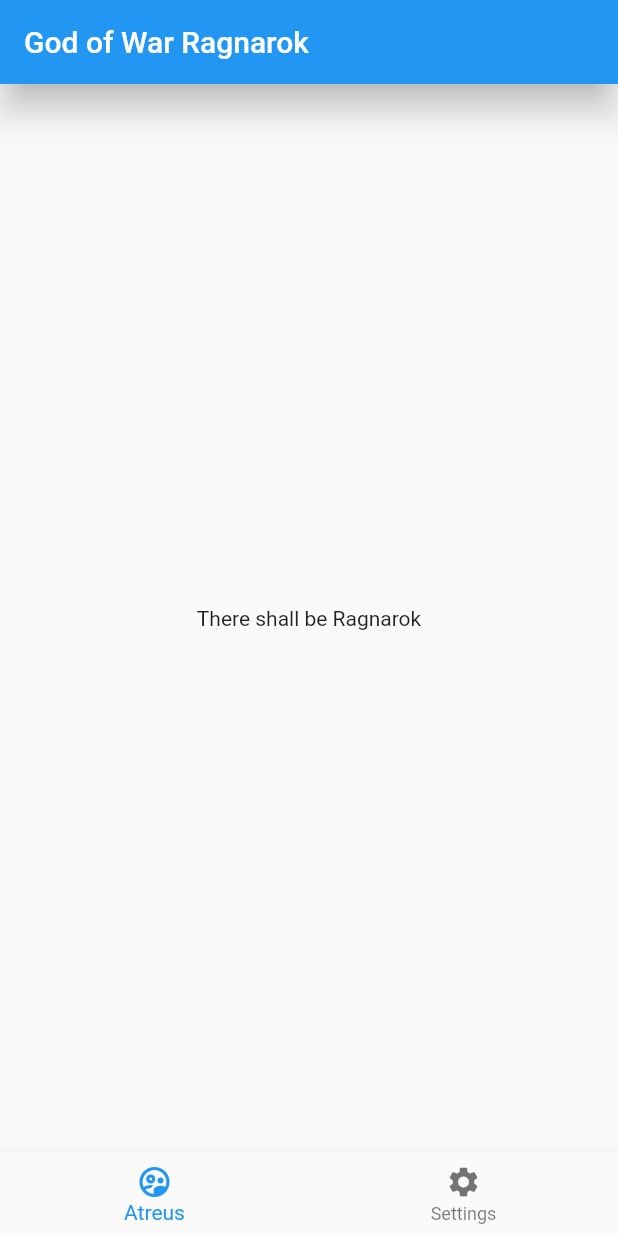
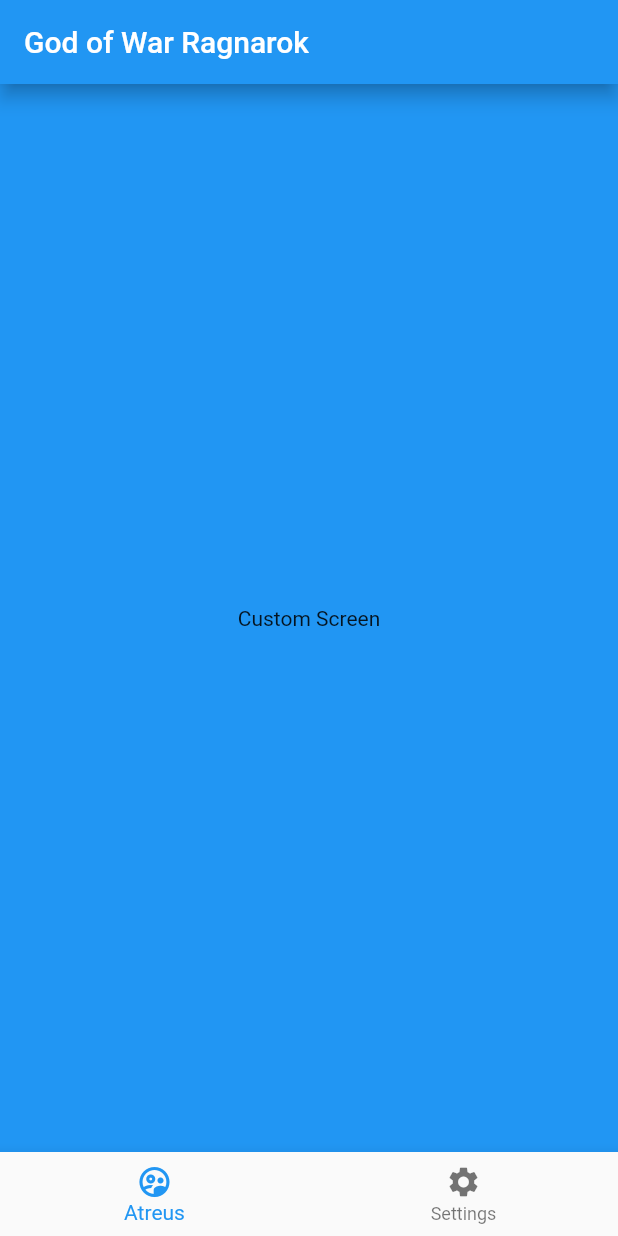
Before and after one commit to FrancisHenriquez/Flutter-web, a Flutter app: the screen it shows after launch, on a phone screen of 412 x 824 dp. Run offline on Flutter 3.47's test engine with Material 2 defaults, Android fonts, the phone set to English and light mode, and no system bars.

Commit message:
custom screen ui

```diff
--- a/lib/UI/pages/home_screen.dart
+++ b/lib/UI/pages/home_screen.dart
@@ -7,11 +7,10 @@ class HomeScreen extends StatelessWidget {
     return Scaffold(
       appBar: AppBar(
         title: Text('God of War Ragnarok'),
-        elevation: 10,
+        elevation: 5,
       ),
-      body: Center(
-        child: Text('There shall be Ragnarok'),
-        // asdf
+      body: CustomSreen(
+        color: Colors.blue,
       ),
       bottomNavigationBar: BottomNavigationBar(items: [
         BottomNavigationBarItem(
@@ -21,3 +20,17 @@ class HomeScreen extends StatelessWidget {
     );
   }
 }
+
+class CustomSreen extends StatelessWidget {
+  final Color color;
+  const CustomSreen({required this.color});
+
+  @override
+  Widget build(BuildContext context) {
+    return Container(
+        color: color,
+        child: Center(
+          child: Text('Custom Screen'),
+        ));
+  }
+}
```
